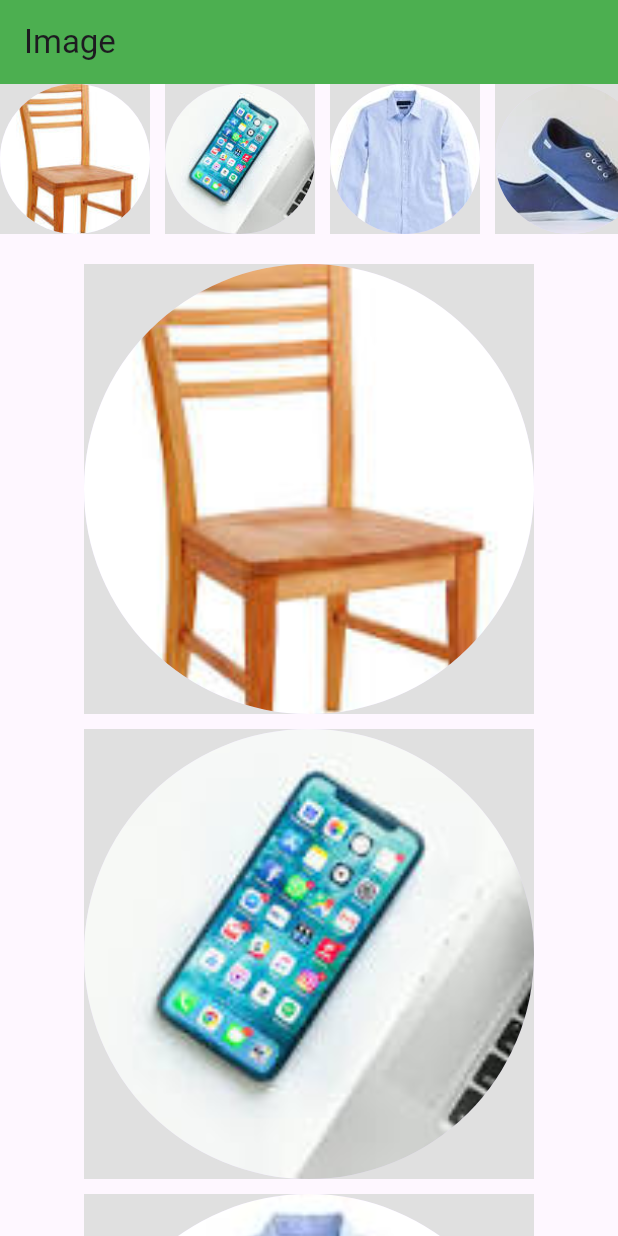
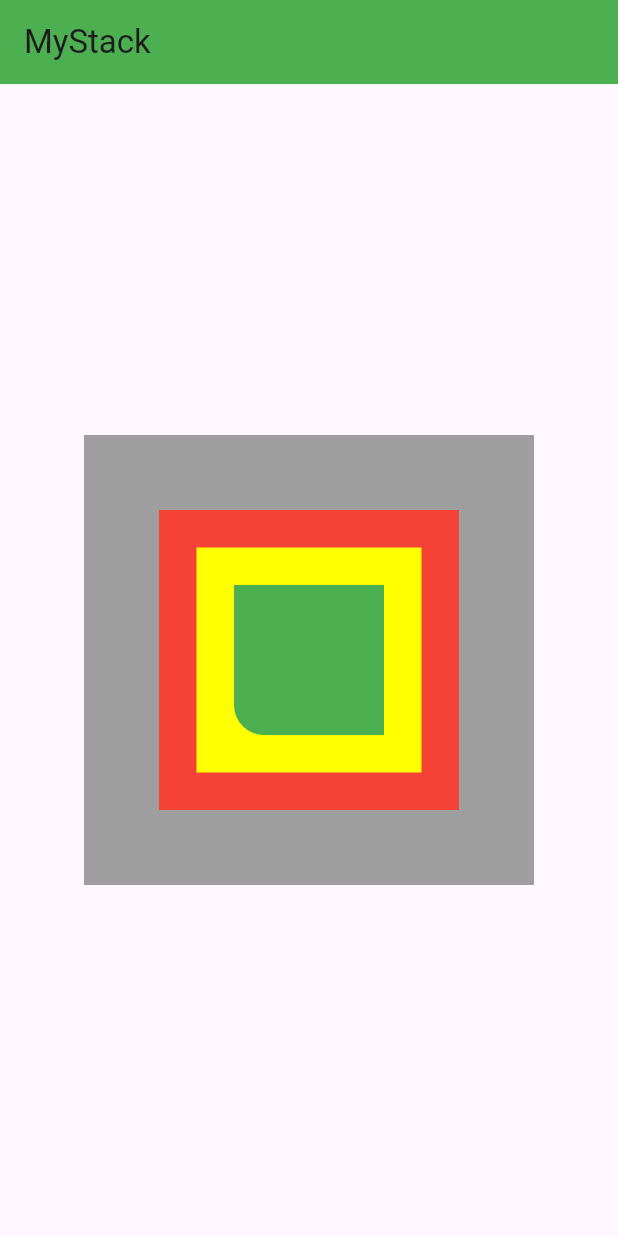
Before and after one commit to jay-java/FLutter-TTS-11-00, a Flutter app: the screen it shows after launch, on a phone screen of 412 x 824 dp. Run offline on Flutter 3.47's test engine with Material 3 defaults, Android fonts, the light colour scheme and no system bars.

Commit message:
stack position decoration card

```diff
--- /dev/null
+++ b/flutter_design/lib/P007_stack.dart
@@ -0,0 +1,53 @@
+import 'package:flutter/material.dart';
+
+class MyStack extends StatelessWidget {
+  const MyStack({super.key});
+
+  @override
+  Widget build(BuildContext context) {
+    return Scaffold(
+      appBar: AppBar(title: Text('MyStack'), backgroundColor: Colors.green),
+      body: Center(
+        child: Container(
+          height: 300,
+          width: 300,
+          color: Colors.grey,
+          child: Stack(
+            children: [
+              Positioned(
+                top: 50,
+                left: 50,
+                child: Container(color: Colors.red, height: 200, width: 200),
+              ),
+              Positioned(
+                top: 75,
+                left: 75,
+                child: Container(
+                  color: Colors.yellowAccent,
+                  height: 150,
+                  width: 150,
+                ),
+              ),
+              Positioned(
+                left: 100,
+                top: 100,
+                child: Container(
+                    // color: Colors.green,
+                    height: 100,
+                    width: 100,
+                  decoration: BoxDecoration(
+                    color: Colors.green,
+                    borderRadius: BorderRadius.only(
+                      bottomLeft: Radius.circular(20),
+
+                    )
+                  ),
+                ),
+              ),
+            ],
+          ),
+        ),
+      ),
+    );
+  }
+}
--- a/flutter_design/lib/main.dart
+++ b/flutter_design/lib/main.dart
@@ -4,6 +4,9 @@ import 'P001_rowCol.dart';
 import 'P002_scroll.dart';
 import 'P003_image.dart';
 import 'P004_rowcol.dart';
+import 'P005_decoration.dart';
+import 'P006_card.dart';
+import 'P007_stack.dart';
 
 void main() {
   runApp(const Mytext());
@@ -16,7 +19,7 @@ class Mytext extends StatelessWidget {
   Widget build(BuildContext context) {
     return MaterialApp(
       debugShowCheckedModeBanner: false,
-      home: MyCircular(),
+      home: MyStack(),
       // home: Scaffold(
       //   appBar: AppBar(
       //     title: Text(
```
Also changed, not shown: flutter_design/lib/P005_decoration.dart (added, +30 -0 lines), flutter_design/lib/P006_card.dart (added, +25 -0 lines).
